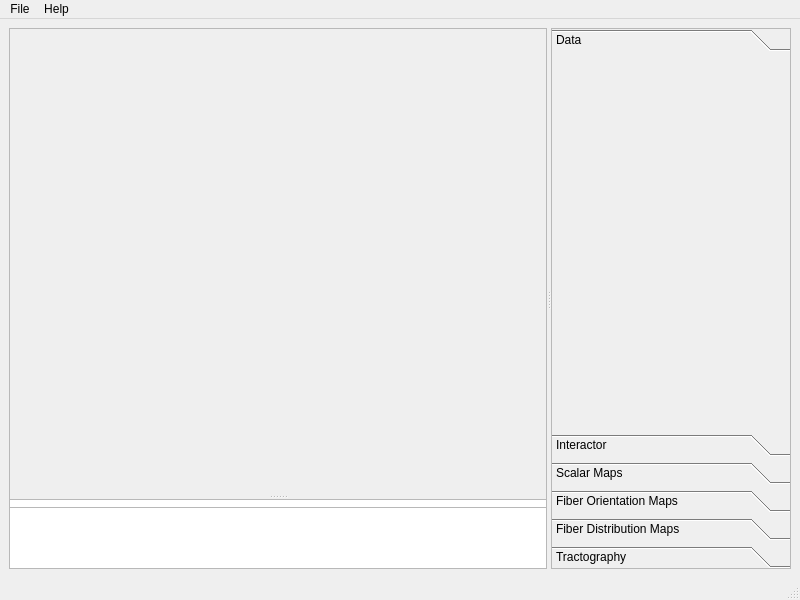
First picture: the form in include/ui/window.ui, repository VRGroupRWTH/pli_view, before the edit.
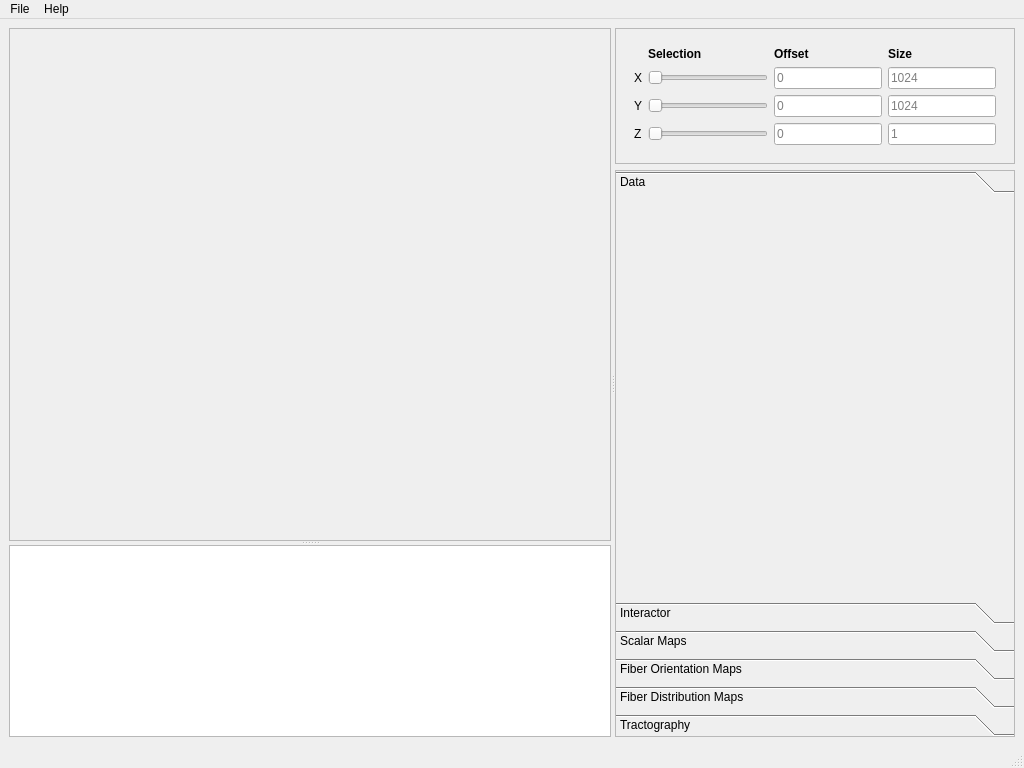
Second picture: the form after the edit. Custom widgets are drawn as their Qt base class.

Commit message: Added a global selection widget.

Diff of the .ui file:
```diff
--- a/include/ui/window.ui
+++ b/include/ui/window.ui
@@ -6,8 +6,8 @@
    <rect>
     <x>0</x>
     <y>0</y>
-    <width>800</width>
-    <height>600</height>
+    <width>1024</width>
+    <height>768</height>
    </rect>
   </property>
   <property name="sizePolicy">
@@ -35,32 +35,17 @@
    <property name="autoFillBackground">
     <bool>false</bool>
    </property>
-   <layout class="QGridLayout" name="gridLayout_2">
+   <layout class="QGridLayout" name="gridLayout_5">
     <item row="0" column="0">
      <widget class="QSplitter" name="horizontal_splitter">
-      <property name="sizePolicy">
-       <sizepolicy hsizetype="Expanding" vsizetype="Expanding">
-        <horstretch>0</horstretch>
-        <verstretch>0</verstretch>
-       </sizepolicy>
-      </property>
-      <property name="minimumSize">
-       <size>
-        <width>0</width>
-        <height>480</height>
-       </size>
-      </property>
       <property name="orientation">
        <enum>Qt::Horizontal</enum>
       </property>
-      <property name="handleWidth">
-       <number>4</number>
-      </property>
       <widget class="QSplitter" name="vertical_splitter">
        <property name="sizePolicy">
         <sizepolicy hsizetype="Expanding" vsizetype="Expanding">
-         <horstretch>3</horstretch>
-         <verstretch>1</verstretch>
+         <horstretch>1</horstretch>
+         <verstretch>0</verstretch>
         </sizepolicy>
        </property>
        <property name="minimumSize">
@@ -78,8 +63,8 @@
        <widget class="QFrame" name="viewer_frame">
         <property name="sizePolicy">
          <sizepolicy hsizetype="Preferred" vsizetype="Preferred">
-          <horstretch>0</horstretch>
-          <verstretch>4</verstretch>
+          <horstretch>1</horstretch>
+          <verstretch>1</verstretch>
          </sizepolicy>
         </property>
         <property name="minimumSize">
@@ -167,16 +152,307 @@
         </property>
        </widget>
       </widget>
+      <widget class="QWidget" name="">
+       <layout class="QVBoxLayout" name="vertical_layout" stretch="0,0">
+        <item>
+         <widget class="QFrame" name="common_frame">
+          <property name="sizePolicy">
+           <sizepolicy hsizetype="Preferred" vsizetype="Fixed">
+            <horstretch>1</horstretch>
+            <verstretch>0</verstretch>
+           </sizepolicy>
+          </property>
+          <property name="minimumSize">
+           <size>
+            <width>280</width>
+            <height>0</height>
+           </size>
+          </property>
+          <property name="frameShape">
+           <enum>QFrame::StyledPanel</enum>
+          </property>
+          <property name="frameShadow">
+           <enum>QFrame::Sunken</enum>
+          </property>
+          <property name="lineWidth">
+           <number>2</number>
+          </property>
+          <layout class="QGridLayout" name="gridLayout_2">
+           <item row="0" column="0">
+            <widget class="QWidget" name="common_widget" native="true">
+             <property name="sizePolicy">
+              <sizepolicy hsizetype="Preferred" vsizetype="Preferred">
+               <horstretch>0</horstretch>
+               <verstretch>0</verstretch>
+              </sizepolicy>
+             </property>
+             <layout class="QGridLayout" name="gridLayout">
+              <item row="3" column="1">
+               <widget class="QxtSpanSlider" name="slider_z">
+                <property name="sizePolicy">
+                 <sizepolicy hsizetype="Preferred" vsizetype="Preferred">
+                  <horstretch>1</horstretch>
+                  <verstretch>0</verstretch>
+                 </sizepolicy>
+                </property>
+                <property name="minimumSize">
+                 <size>
+                  <width>120</width>
+                  <height>0</height>
+                 </size>
+                </property>
+                <property name="orientation">
+                 <enum>Qt::Horizontal</enum>
+                </property>
+               </widget>
+              </item>
+              <item row="3" column="0">
+               <widget class="QLabel" name="label_z">
+                <property name="sizePolicy">
+                 <sizepolicy hsizetype="Preferred" vsizetype="Preferred">
+                  <horstretch>0</horstretch>
+                  <verstretch>0</verstretch>
+                 </sizepolicy>
+                </property>
+                <property name="text">
+                 <string>Z</string>
+                </property>
+               </widget>
+              </item>
+              <item row="1" column="2">
+               <widget class="QLineEdit" name="line_edit_offset_x">
+                <property name="sizePolicy">
+                 <sizepolicy hsizetype="Preferred" vsizetype="Preferred">
+                  <horstretch>1</horstretch>
+                  <verstretch>0</verstretch>
+                 </sizepolicy>
+                </property>
+                <property name="text">
+                 <string/>
+                </property>
+                <property name="alignment">
+                 <set>Qt::AlignLeading|Qt::AlignLeft|Qt::AlignVCenter</set>
+                </property>
+                <property name="placeholderText">
+                 <string>0</string>
+                </property>
+               </widget>
+              </item>
+              <item row="2" column="2">
+               <widget class="QLineEdit" name="line_edit_offset_y">
+                <property name="sizePolicy">
+                 <sizepolicy hsizetype="Preferred" vsizetype="Preferred">
+                  <horstretch>1</horstretch>
+                  <verstretch>0</verstretch>
+                 </sizepolicy>
+                </property>
+                <property name="text">
+                 <string/>
+                </property>
+                <property name="alignment">
+                 <set>Qt::AlignLeading|Qt::AlignLeft|Qt::AlignVCenter</set>
+                </property>
+                <property name="placeholderText">
+                 <string>0</string>
+                </property>
+               </widget>
+              </item>
+              <item row="3" column="3">
+               <widget class="QLineEdit" name="line_edit_size_z">
+                <property name="sizePolicy">
+                 <sizepolicy hsizetype="Preferred" vsizetype="Preferred">
+                  <horstretch>1</horstretch>
+                  <verstretch>0</verstretch>
+                 </sizepolicy>
+                </property>
+                <property name="text">
+                 <string/>
+                </property>
+                <property name="alignment">
+                 <set>Qt::AlignLeading|Qt::AlignLeft|Qt::AlignVCenter</set>
+                </property>
+                <property name="placeholderText">
+                 <string>1</string>
+                </property>
+               </widget>
+              </item>
+              <item row="1" column="1">
+               <widget class="QxtSpanSlider" name="slider_x">
+                <property name="sizePolicy">
+                 <sizepolicy hsizetype="Preferred" vsizetype="Preferred">
+                  <horstretch>1</horstretch>
+                  <verstretch>0</verstretch>
+                 </sizepolicy>
+                </property>
+                <property name="minimumSize">
+                 <size>
+                  <width>120</width>
+                  <height>0</height>
+                 </size>
+                </property>
+                <property name="orientation">
+                 <enum>Qt::Horizontal</enum>
+                </property>
+               </widget>
+              </item>
+              <item row="1" column="3">
+               <widget class="QLineEdit" name="line_edit_size_x">
+                <property name="sizePolicy">
+                 <sizepolicy hsizetype="Preferred" vsizetype="Preferred">
+                  <horstretch>1</horstretch>
+                  <verstretch>0</verstretch>
+                 </sizepolicy>
+                </property>
+                <property name="text">
+                 <string/>
+                </property>
+                <property name="alignment">
+                 <set>Qt::AlignLeading|Qt::AlignLeft|Qt::AlignVCenter</set>
+                </property>
+                <property name="placeholderText">
+                 <string>1024</string>
+                </property>
+               </widget>
+              </item>
+              <item row="1" column="0">
+               <widget class="QLabel" name="label_x">
+                <property name="sizePolicy">
+                 <sizepolicy hsizetype="Preferred" vsizetype="Preferred">
+                  <horstretch>0</horstretch>
+                  <verstretch>0</verstretch>
+                 </sizepolicy>
+                </property>
+                <property name="text">
+                 <string>X</string>
+                </property>
+               </widget>
+              </item>
+              <item row="3" column="2">
+               <widget class="QLineEdit" name="line_edit_offset_z">
+                <property name="sizePolicy">
+                 <sizepolicy hsizetype="Preferred" vsizetype="Preferred">
+                  <horstretch>1</horstretch>
+                  <verstretch>0</verstretch>
+                 </sizepolicy>
+                </property>
+                <property name="text">
+                 <string/>
+                </property>
+                <property name="alignment">
+                 <set>Qt::AlignLeading|Qt::AlignLeft|Qt::AlignVCenter</set>
+                </property>
+                <property name="placeholderText">
+                 <string>0</string>
+                </property>
+               </widget>
+              </item>
+              <item row="2" column="3">
+               <widget class="QLineEdit" name="line_edit_size_y">
+                <property name="sizePolicy">
+                 <sizepolicy hsizetype="Preferred" vsizetype="Preferred">
+                  <horstretch>1</horstretch>
+                  <verstretch>0</verstretch>
+                 </sizepolicy>
+                </property>
+                <property name="text">
+                 <string/>
+                </property>
+                <property name="alignment">
+                 <set>Qt::AlignLeading|Qt::AlignLeft|Qt::AlignVCenter</set>
+                </property>
+                <property name="placeholderText">
+                 <string>1024</string>
+                </property>
+               </widget>
+              </item>
+              <item row="2" column="0">
+               <widget class="QLabel" name="label_y">
+                <property name="sizePolicy">
+                 <sizepolicy hsizetype="Preferred" vsizetype="Preferred">
+                  <horstretch>0</horstretch>
+                  <verstretch>0</verstretch>
+                 </sizepolicy>
+                </property>
+                <property name="text">
+                 <string>Y</string>
+                </property>
+               </widget>
+              </item>
+              <item row="2" column="1">
+               <widget class="QxtSpanSlider" name="slider_y">
+                <property name="sizePolicy">
+                 <sizepolicy hsizetype="Preferred" vsizetype="Preferred">
+                  <horstretch>1</horstretch>
+                  <verstretch>0</verstretch>
+                 </sizepolicy>
+                </property>
+                <property name="minimumSize">
+                 <size>
+                  <width>120</width>
+                  <height>0</height>
+                 </size>
+                </property>
+                <property name="orientation">
+                 <enum>Qt::Horizontal</enum>
+                </property>
+               </widget>
+              </item>
+              <item row="0" column="1">
+               <widget class="QLabel" name="label_selection">
+                <property name="font">
+                 <font>
+                  <weight>75</weight>
+                  <bold>true</bold>
+                 </font>
+                </property>
+                <property name="text">
+                 <string>Selection</string>
+                </property>
+               </widget>
+              </item>
+              <item row="0" column="2">
+               <widget class="QLabel" name="label_offset">
+                <property name="font">
+                 <font>
+                  <weight>75</weight>
+                  <bold>true</bold>
+                 </font>
+                </property>
+                <property name="text">
+                 <string>Offset</string>
+                </property>
+               </widget>
+              </item>
+              <item row="0" column="3">
+               <widget class="QLabel" name="label_size">
+                <property name="font">
+                 <font>
+                  <weight>75</weight>
+                  <bold>true</bold>
+                 </font>
+                </property>
+                <property name="text">
+                 <string>Size</string>
+                </property>
+               </widget>
+              </item>
+             </layout>
+            </widget>
+           </item>
+          </layout>
+         </widget>
+        </item>
+        <item>
       <widget class="QToolBox" name="toolbox">
        <property name="sizePolicy">
-        <sizepolicy hsizetype="Expanding" vsizetype="Expanding">
-         <horstretch>1</horstretch>
-         <verstretch>1</verstretch>
+           <sizepolicy hsizetype="Preferred" vsizetype="Preferred">
+            <horstretch>0</horstretch>
+            <verstretch>0</verstretch>
         </sizepolicy>
        </property>
        <property name="minimumSize">
         <size>
-         <width>240</width>
+            <width>280</width>
          <height>0</height>
         </size>
        </property>
@@ -209,8 +485,8 @@
          <rect>
           <x>0</x>
           <y>0</y>
-          <width>238</width>
-          <height>377</height>
+             <width>446</width>
+             <height>408</height>
          </rect>
         </property>
         <property name="font">
@@ -222,11 +498,6 @@
         <attribute name="label">
          <string>Data</string>
         </attribute>
-        <layout class="QGridLayout" name="gridLayout">
-         <property name="spacing">
-          <number>4</number>
-         </property>
-        </layout>
        </widget>
        <widget class="pli::interactor_plugin" name="plugin_interactor">
         <property name="geometry">
@@ -296,6 +567,9 @@
         </attribute>
        </widget>
       </widget>
+        </item>
+       </layout>
+      </widget>
      </widget>
     </item>
    </layout>
@@ -305,7 +579,7 @@
     <rect>
      <x>0</x>
      <y>0</y>
-     <width>800</width>
+     <width>1024</width>
      <height>21</height>
     </rect>
    </property>
@@ -411,6 +685,11 @@
    <header location="global">ui/plugins/tractography_plugin.hpp</header>
    <container>1</container>
   </customwidget>
+  <customwidget>
+   <class>QxtSpanSlider</class>
+   <extends>QSlider</extends>
+   <header location="global">third_party/qxt/qxtspanslider.h</header>
+  </customwidget>
  </customwidgets>
  <resources/>
  <connections/>
```
Left out of the diff: 20 changed lines with no effect on the pictures. Lines whose indentation alone changed are shown as unchanged.
